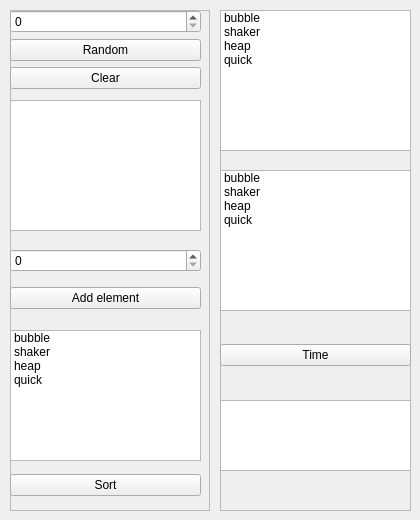
The window that 2kurs2sem2lab_oop/QT/mainwindow.ui (theRomeo505/OOP2) describes before a commit, drawn with Qt 5.
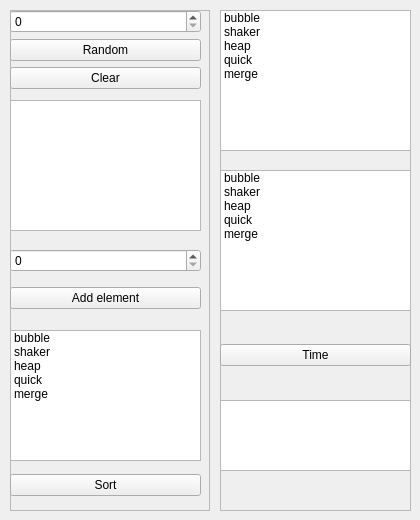
The same window after the commit.

Diff of the .ui file:
```diff
--- a/2kurs2sem2lab_oop/QT/mainwindow.ui
+++ b/2kurs2sem2lab_oop/QT/mainwindow.ui
@@ -115,6 +115,11 @@
        <string>quick</string>
       </property>
      </item>
+     <item>
+      <property name="text">
+       <string>merge</string>
+      </property>
+     </item>
     </widget>
     <widget class="QListWidget" name="listWidget_2">
      <property name="geometry">
@@ -214,6 +219,11 @@
        <string>quick</string>
       </property>
      </item>
+     <item>
+      <property name="text">
+       <string>merge</string>
+      </property>
+     </item>
     </widget>
     <widget class="QListWidget" name="listWidget_5">
      <property name="geometry">
@@ -244,6 +254,11 @@
        <string>quick</string>
       </property>
      </item>
+     <item>
+      <property name="text">
+       <string>merge</string>
+      </property>
+     </item>
     </widget>
     <widget class="QWidget" name="verticalLayoutWidget_3">
      <property name="geometry">
```
